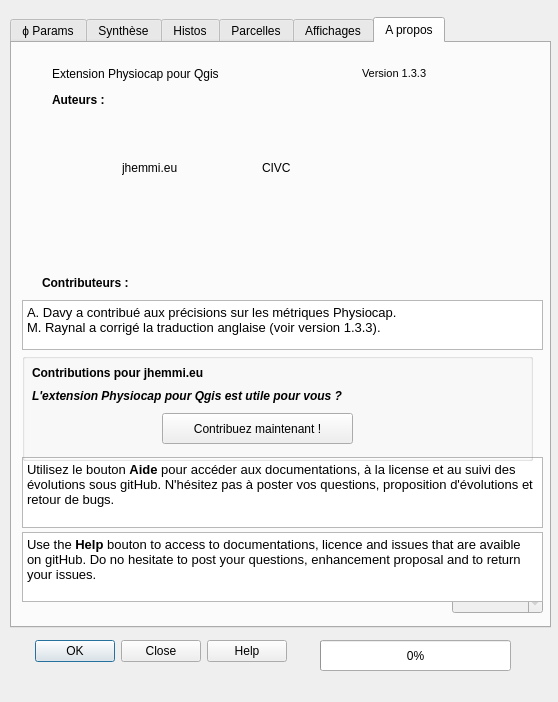
Qt form Physiocap_dialog_base.ui (jhemmi/QgisPhysiocapPlugin) before a commit.
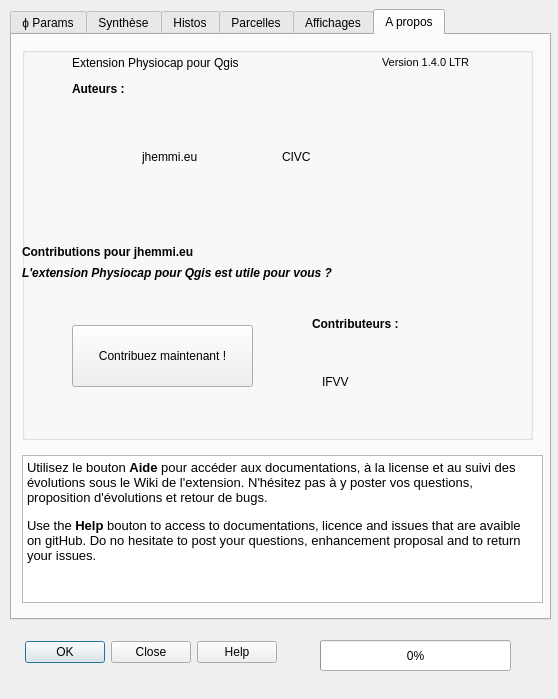
The same form after that commit. The open tabs and pages were chosen to show the change.

Patch:
```diff
--- a/Physiocap_dialog_base.ui
+++ b/Physiocap_dialog_base.ui
@@ -7,7 +7,7 @@
     <x>0</x>
     <y>0</y>
     <width>558</width>
-    <height>702</height>
+    <height>699</height>
    </rect>
   </property>
   <property name="windowTitle">
@@ -16,8 +16,8 @@
   <widget class="QDialogButtonBox" name="buttonBox">
    <property name="geometry">
     <rect>
-     <x>10</x>
-     <y>636</y>
+     <x>0</x>
+     <y>637</y>
      <width>301</width>
      <height>31</height>
     </rect>
@@ -39,7 +39,7 @@
    <property name="geometry">
     <rect>
      <x>10</x>
-     <y>17</y>
+     <y>9</y>
      <width>541</width>
      <height>611</height>
     </rect>
@@ -2286,40 +2286,6 @@
     <attribute name="title">
      <string>A propos</string>
     </attribute>
-    <widget class="QLabel" name="label_101">
-     <property name="enabled">
-      <bool>true</bool>
-     </property>
-     <property name="geometry">
-      <rect>
-       <x>350</x>
-       <y>20</y>
-       <width>111</width>
-       <height>20</height>
-      </rect>
-     </property>
-     <property name="font">
-      <font>
-       <pointsize>8</pointsize>
-      </font>
-     </property>
-     <property name="text">
-      <string>Version 1.3.3</string>
-     </property>
-    </widget>
-    <widget class="QLabel" name="label_100">
-     <property name="geometry">
-      <rect>
-       <x>40</x>
-       <y>20</y>
-       <width>201</width>
-       <height>21</height>
-      </rect>
-     </property>
-     <property name="text">
-      <string>Extension Physiocap pour Qgis</string>
-     </property>
-    </widget>
     <widget class="QLabel" name="label_102">
      <property name="geometry">
       <rect>
@@ -2333,62 +2299,13 @@
       <string/>
      </property>
     </widget>
-    <widget class="QTextBrowser" name="textBrowser">
+    <widget class="QLabel" name="label_107">
      <property name="geometry">
       <rect>
-       <x>10</x>
-       <y>414</y>
-       <width>521</width>
-       <height>71</height>
-      </rect>
-     </property>
-     <property name="html">
-      <string>&lt;!DOCTYPE HTML PUBLIC &quot;-//W3C//DTD HTML 4.0//EN&quot; &quot;http://www.w3.org/TR/REC-html40/strict.dtd&quot;&gt;
-&lt;html&gt;&lt;head&gt;&lt;meta name=&quot;qrichtext&quot; content=&quot;1&quot; /&gt;&lt;style type=&quot;text/css&quot;&gt;
-p, li { white-space: pre-wrap; }
-&lt;/style&gt;&lt;/head&gt;&lt;body style=&quot; font-family:'Cantarell'; font-size:11pt; font-weight:400; font-style:normal;&quot;&gt;
-&lt;p style=&quot; margin-top:0px; margin-bottom:0px; margin-left:0px; margin-right:0px; -qt-block-indent:0; text-indent:0px;&quot;&gt;&lt;span style=&quot; font-size:10pt;&quot;&gt;Utilisez le bouton &lt;/span&gt;&lt;span style=&quot; font-size:10pt; font-weight:600;&quot;&gt;Aide&lt;/span&gt;&lt;span style=&quot; font-size:10pt;&quot;&gt; pour accéder aux documentations, à la license et au suivi des évolutions sous gitHub. N'hésitez pas à poster vos questions, proposition d'évolutions et retour de bugs.&lt;/span&gt;&lt;/p&gt;&lt;/body&gt;&lt;/html&gt;</string>
-     </property>
-    </widget>
-    <widget class="QLabel" name="label_jhemmi">
-     <property name="geometry">
-      <rect>
-       <x>110</x>
-       <y>61</y>
-       <width>128</width>
-       <height>128</height>
-      </rect>
-     </property>
-     <property name="text">
-      <string>jhemmi.eu</string>
-     </property>
-     <property name="scaledContents">
-      <bool>true</bool>
-     </property>
-    </widget>
-    <widget class="QLabel" name="label_CIVC">
-     <property name="geometry">
-      <rect>
-       <x>250</x>
-       <y>61</y>
-       <width>128</width>
-       <height>128</height>
-      </rect>
-     </property>
-     <property name="text">
-      <string>CIVC</string>
-     </property>
-     <property name="scaledContents">
-      <bool>true</bool>
-     </property>
-    </widget>
-    <widget class="QLabel" name="label_103">
-     <property name="geometry">
-      <rect>
-       <x>40</x>
-       <y>46</y>
-       <width>201</width>
-       <height>21</height>
+       <x>150</x>
+       <y>224</y>
+       <width>311</width>
+       <height>50</height>
       </rect>
      </property>
      <property name="font">
@@ -2398,17 +2315,217 @@
       </font>
      </property>
      <property name="text">
-      <string>Auteurs :</string>
+      <string/>
      </property>
     </widget>
+    <widget class="QGroupBox" name="groupBox">
+     <property name="geometry">
+      <rect>
+       <x>10</x>
+       <y>12</y>
+       <width>511</width>
+       <height>393</height>
+      </rect>
+     </property>
+     <property name="toolTip">
+      <string>&lt;html&gt;&lt;head/&gt;&lt;body&gt;&lt;p&gt;&lt;span style=&quot; font-size:12pt; color:#0000ff;&quot;&gt;L'extension Physiocap pour QGIS est Open Source, sous licence GNU et en Common Creative.&lt;/span&gt;&lt;/p&gt;&lt;p&gt;&lt;span style=&quot; font-size:12pt; color:#0000ff;&quot;&gt;Ce choix est lié à la grande importance de rester maître de ses données. Le capteur Physiocap vous permet de maîtriser vos mesures. Le Comité Champagne a fait le choix de l'ouverture en publiant en Common Creative l'ensemble des publications et outils traitant de Physiocap. jhemmi.eu s'engage dans cette même voie pour permettre une diffusion simple et efficace d'un outil de traitement des données brutes de Physiocap sous QGIS.&lt;/span&gt;&lt;/p&gt;&lt;p&gt;&lt;span style=&quot; font-size:12pt; color:#0000ff;&quot;&gt;Mais Open Source et diffusé gratuitement par le biais de la distribution QGIS ne signifie pas &amp;quot;exempt de besoins&amp;quot;. &lt;/span&gt;&lt;span style=&quot; font-size:12pt; font-weight:600; color:#0000ff;&quot;&gt;L'extension a besoin de votre aide&lt;/span&gt;&lt;span style=&quot; font-size:12pt; color:#0000ff;&quot;&gt;. Contribuez simplement à la hauteur du service rendu.&lt;/span&gt;&lt;/p&gt;&lt;/body&gt;&lt;/html&gt;</string>
+     </property>
+     <property name="title">
+      <string/>
+     </property>
+     <widget class="QLabel" name="label_104">
+      <property name="geometry">
+       <rect>
+        <x>0</x>
+        <y>194</y>
+        <width>351</width>
+        <height>21</height>
+       </rect>
+      </property>
+      <property name="font">
+       <font>
+        <weight>75</weight>
+        <bold>true</bold>
+       </font>
+      </property>
+      <property name="text">
+       <string>Contributions pour jhemmi.eu</string>
+      </property>
+     </widget>
+     <widget class="QLabel" name="label_105">
+      <property name="geometry">
+       <rect>
+        <x>0</x>
+        <y>215</y>
+        <width>401</width>
+        <height>21</height>
+       </rect>
+      </property>
+      <property name="font">
+       <font>
+        <weight>75</weight>
+        <italic>true</italic>
+        <bold>true</bold>
+       </font>
+      </property>
+      <property name="text">
+       <string>L'extension Physiocap pour Qgis est utile pour vous ?</string>
+      </property>
+     </widget>
+     <widget class="QPushButton" name="buttonContribuer">
+      <property name="geometry">
+       <rect>
+        <x>50</x>
+        <y>278</y>
+        <width>181</width>
+        <height>62</height>
+       </rect>
+      </property>
+      <property name="toolTip">
+       <string>&lt;html&gt;&lt;head/&gt;&lt;body&gt;&lt;p&gt;&lt;span style=&quot; font-size:10pt; color:#00aa00;&quot;&gt;N'attendez pas, contribuez !&lt;/span&gt;&lt;/p&gt;&lt;/body&gt;&lt;/html&gt;</string>
+      </property>
+      <property name="text">
+       <string>Contribuez maintenant !</string>
+      </property>
+     </widget>
+     <widget class="QLabel" name="label_106">
+      <property name="geometry">
+       <rect>
+        <x>290</x>
+        <y>266</y>
+        <width>111</width>
+        <height>21</height>
+       </rect>
+      </property>
+      <property name="font">
+       <font>
+        <weight>75</weight>
+        <bold>true</bold>
+       </font>
+      </property>
+      <property name="toolTip">
+       <string>&lt;html&gt;&lt;head/&gt;&lt;body&gt;&lt;p&gt;&lt;span style=&quot; font-size:10pt; color:#00aa00;&quot;&gt;Vous aussi contribuez à l'extension qui vous garantit de garder la maîtrise de vos mesures Physiocap. Le capteur vous permet de prendre possession de vos mesures. L'extension vous autorise à rester maître de leurs utilisations.&lt;/span&gt;&lt;/p&gt;&lt;/body&gt;&lt;/html&gt;</string>
+      </property>
+      <property name="text">
+       <string>Contributeurs : </string>
+      </property>
+     </widget>
+     <widget class="QLabel" name="label_CIVC">
+      <property name="geometry">
+       <rect>
+        <x>260</x>
+        <y>46</y>
+        <width>128</width>
+        <height>128</height>
+       </rect>
+      </property>
+      <property name="text">
+       <string>CIVC</string>
+      </property>
+      <property name="scaledContents">
+       <bool>true</bool>
+      </property>
+     </widget>
+     <widget class="QLabel" name="label_103">
+      <property name="geometry">
+       <rect>
+        <x>50</x>
+        <y>31</y>
+        <width>201</width>
+        <height>21</height>
+       </rect>
+      </property>
+      <property name="font">
+       <font>
+        <weight>75</weight>
+        <bold>true</bold>
+       </font>
+      </property>
+      <property name="text">
+       <string>Auteurs :</string>
+      </property>
+     </widget>
+     <widget class="QLabel" name="label_101">
+      <property name="enabled">
+       <bool>true</bool>
+      </property>
+      <property name="geometry">
+       <rect>
+        <x>360</x>
+        <y>5</y>
+        <width>111</width>
+        <height>20</height>
+       </rect>
+      </property>
+      <property name="font">
+       <font>
+        <pointsize>8</pointsize>
+       </font>
+      </property>
+      <property name="text">
+       <string>Version 1.4.0 LTR</string>
+      </property>
+     </widget>
+     <widget class="QLabel" name="label_100">
+      <property name="geometry">
+       <rect>
+        <x>50</x>
+        <y>5</y>
+        <width>201</width>
+        <height>21</height>
+       </rect>
+      </property>
+      <property name="text">
+       <string>Extension Physiocap pour Qgis</string>
+      </property>
+     </widget>
+     <widget class="QLabel" name="label_jhemmi">
+      <property name="geometry">
+       <rect>
+        <x>120</x>
+        <y>46</y>
+        <width>128</width>
+        <height>128</height>
+       </rect>
+      </property>
+      <property name="toolTip">
+       <string/>
+      </property>
+      <property name="text">
+       <string>jhemmi.eu</string>
+      </property>
+      <property name="scaledContents">
+       <bool>true</bool>
+      </property>
+     </widget>
+     <widget class="QLabel" name="label_IFVV">
+      <property name="geometry">
+       <rect>
+        <x>300</x>
+        <y>297</y>
+        <width>101</width>
+        <height>76</height>
+       </rect>
+      </property>
+      <property name="toolTip">
+       <string>&lt;html&gt;&lt;head/&gt;&lt;body&gt;&lt;p&gt;&lt;span style=&quot; font-size:10pt; color:#000000;&quot;&gt;A. Davy a contribué aux précisions sur les métriques Physiocap.&lt;/span&gt;&lt;/p&gt;&lt;p&gt;&lt;span style=&quot; font-size:10pt; color:#000000;&quot;&gt;M. Raynal a corrigé la traduction anglaise (voir version 1.4.0).&lt;/span&gt;&lt;/p&gt;&lt;/body&gt;&lt;/html&gt;</string>
+      </property>
+      <property name="text">
+       <string>IFVV</string>
+      </property>
+      <property name="scaledContents">
+       <bool>true</bool>
+      </property>
+     </widget>
+    </widget>
     <widget class="QDoubleSpinBox" name="spinBoxPower">
      <property name="enabled">
       <bool>false</bool>
      </property>
      <property name="geometry">
       <rect>
-       <x>440</x>
-       <y>536</y>
+       <x>410</x>
+       <y>525</y>
        <width>91</width>
        <height>35</height>
       </rect>
@@ -2433,9 +2550,9 @@
      <property name="geometry">
       <rect>
        <x>10</x>
-       <y>489</y>
+       <y>420</y>
        <width>521</width>
-       <height>70</height>
+       <height>148</height>
       </rect>
      </property>
      <property name="html">
@@ -2443,130 +2560,11 @@
 &lt;html&gt;&lt;head&gt;&lt;meta name=&quot;qrichtext&quot; content=&quot;1&quot; /&gt;&lt;style type=&quot;text/css&quot;&gt;
 p, li { white-space: pre-wrap; }
 &lt;/style&gt;&lt;/head&gt;&lt;body style=&quot; font-family:'Cantarell'; font-size:11pt; font-weight:400; font-style:normal;&quot;&gt;
+&lt;p style=&quot; margin-top:0px; margin-bottom:0px; margin-left:0px; margin-right:0px; -qt-block-indent:0; text-indent:0px;&quot;&gt;&lt;span style=&quot; font-size:10pt;&quot;&gt;Utilisez le bouton &lt;/span&gt;&lt;span style=&quot; font-size:10pt; font-weight:600;&quot;&gt;Aide&lt;/span&gt;&lt;span style=&quot; font-size:10pt;&quot;&gt; pour accéder aux documentations, à la license et au suivi des évolutions sous le Wiki de l'extension. N'hésitez pas à y poster vos questions, proposition d'évolutions et retour de bugs.&lt;/span&gt;&lt;/p&gt;
+&lt;p style=&quot;-qt-paragraph-type:empty; margin-top:0px; margin-bottom:0px; margin-left:0px; margin-right:0px; -qt-block-indent:0; text-indent:0px; font-size:8pt;&quot;&gt;&lt;br /&gt;&lt;/p&gt;
 &lt;p style=&quot; margin-top:0px; margin-bottom:0px; margin-left:0px; margin-right:0px; -qt-block-indent:0; text-indent:0px;&quot;&gt;&lt;span style=&quot; font-size:10pt;&quot;&gt;Use the &lt;/span&gt;&lt;span style=&quot; font-size:10pt; font-weight:600;&quot;&gt;Help&lt;/span&gt;&lt;span style=&quot; font-size:10pt;&quot;&gt; bouton to access to documentations, licence and issues that are avaible on gitHub. Do no hesitate to post your questions, enhancement proposal and to return your issues.&lt;/span&gt;&lt;/p&gt;&lt;/body&gt;&lt;/html&gt;</string>
      </property>
     </widget>
-    <widget class="QLabel" name="label_106">
-     <property name="geometry">
-      <rect>
-       <x>30</x>
-       <y>229</y>
-       <width>111</width>
-       <height>21</height>
-      </rect>
-     </property>
-     <property name="font">
-      <font>
-       <weight>75</weight>
-       <bold>true</bold>
-      </font>
-     </property>
-     <property name="text">
-      <string>Contributeurs : </string>
-     </property>
-    </widget>
-    <widget class="QLabel" name="label_107">
-     <property name="geometry">
-      <rect>
-       <x>150</x>
-       <y>224</y>
-       <width>311</width>
-       <height>50</height>
-      </rect>
-     </property>
-     <property name="font">
-      <font>
-       <weight>75</weight>
-       <bold>true</bold>
-      </font>
-     </property>
-     <property name="text">
-      <string/>
-     </property>
-    </widget>
-    <widget class="QGroupBox" name="groupBox">
-     <property name="geometry">
-      <rect>
-       <x>10</x>
-       <y>310</y>
-       <width>511</width>
-       <height>108</height>
-      </rect>
-     </property>
-     <property name="title">
-      <string/>
-     </property>
-     <widget class="QLabel" name="label_104">
-      <property name="geometry">
-       <rect>
-        <x>10</x>
-        <y>9</y>
-        <width>351</width>
-        <height>21</height>
-       </rect>
-      </property>
-      <property name="font">
-       <font>
-        <weight>75</weight>
-        <bold>true</bold>
-       </font>
-      </property>
-      <property name="text">
-       <string>Contributions pour jhemmi.eu</string>
-      </property>
-     </widget>
-     <widget class="QLabel" name="label_105">
-      <property name="geometry">
-       <rect>
-        <x>10</x>
-        <y>32</y>
-        <width>401</width>
-        <height>21</height>
-       </rect>
-      </property>
-      <property name="font">
-       <font>
-        <weight>75</weight>
-        <italic>true</italic>
-        <bold>true</bold>
-       </font>
-      </property>
-      <property name="text">
-       <string>L'extension Physiocap pour Qgis est utile pour vous ?</string>
-      </property>
-     </widget>
-     <widget class="QPushButton" name="buttonContribuer">
-      <property name="geometry">
-       <rect>
-        <x>140</x>
-        <y>60</y>
-        <width>191</width>
-        <height>31</height>
-       </rect>
-      </property>
-      <property name="text">
-       <string>Contribuez maintenant !</string>
-      </property>
-     </widget>
-    </widget>
-    <widget class="QTextBrowser" name="textBrowser_3">
-     <property name="geometry">
-      <rect>
-       <x>10</x>
-       <y>257</y>
-       <width>521</width>
-       <height>50</height>
-      </rect>
-     </property>
-     <property name="html">
-      <string>&lt;!DOCTYPE HTML PUBLIC &quot;-//W3C//DTD HTML 4.0//EN&quot; &quot;http://www.w3.org/TR/REC-html40/strict.dtd&quot;&gt;
-&lt;html&gt;&lt;head&gt;&lt;meta name=&quot;qrichtext&quot; content=&quot;1&quot; /&gt;&lt;style type=&quot;text/css&quot;&gt;
-p, li { white-space: pre-wrap; }
-&lt;/style&gt;&lt;/head&gt;&lt;body style=&quot; font-family:'Cantarell'; font-size:11pt; font-weight:400; font-style:normal;&quot;&gt;
-&lt;p style=&quot; margin-top:0px; margin-bottom:0px; margin-left:0px; margin-right:0px; -qt-block-indent:0; text-indent:0px;&quot;&gt;&lt;span style=&quot; font-size:10pt; color:#000000;&quot;&gt;A. Davy a contribué aux précisions sur les métriques Physiocap.&lt;/span&gt;&lt;/p&gt;
-&lt;p style=&quot; margin-top:0px; margin-bottom:0px; margin-left:0px; margin-right:0px; -qt-block-indent:0; text-indent:0px;&quot;&gt;&lt;span style=&quot; font-size:10pt; color:#000000;&quot;&gt;M. Raynal a corrigé la traduction anglaise (voir version 1.3.3).&lt;/span&gt;&lt;/p&gt;&lt;/body&gt;&lt;/html&gt;</string>
-     </property>
-    </widget>
    </widget>
   </widget>
   <widget class="QProgressBar" name="progressBar">
```
Left out of the diff: 592 changed lines with no effect on the pictures.
